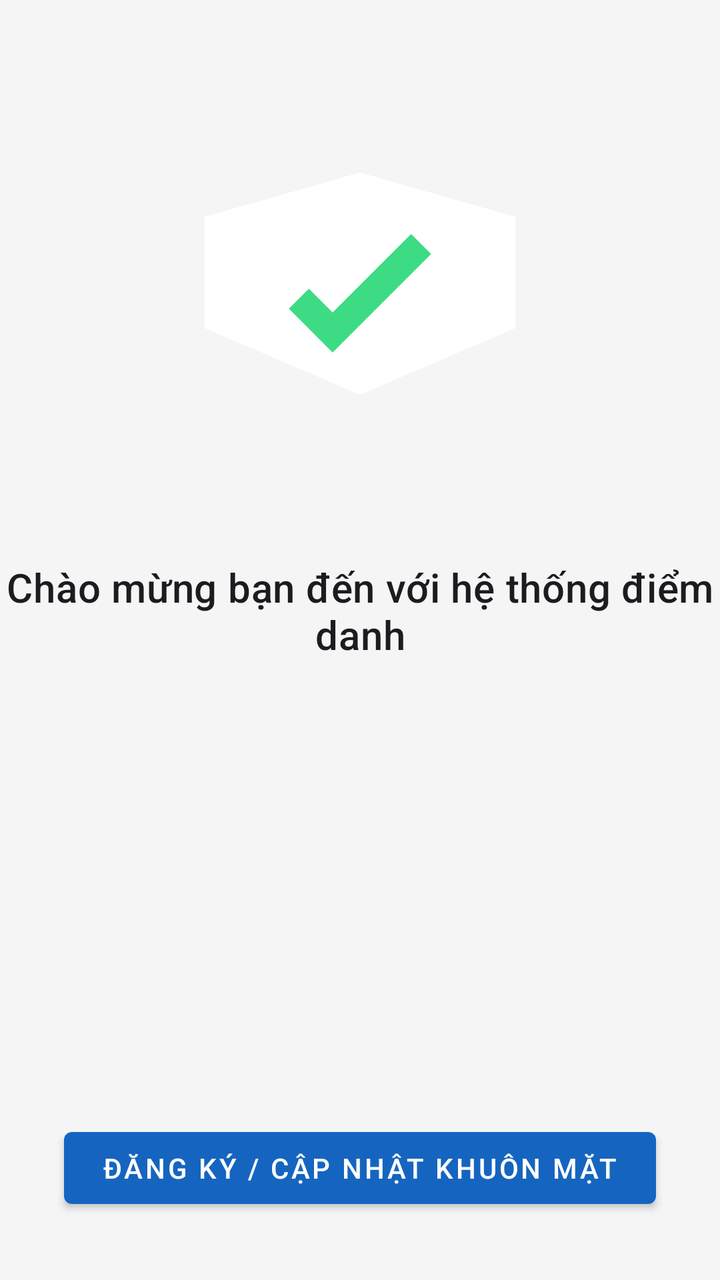
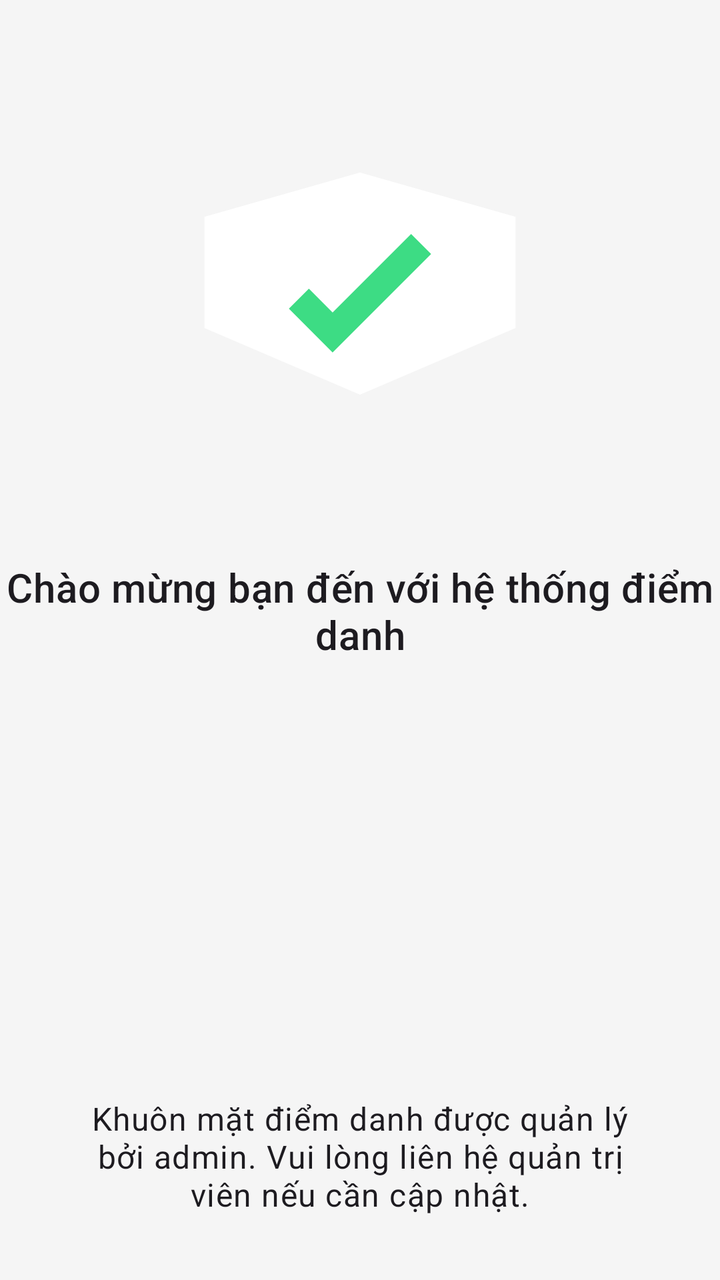

Compare the two renders of this Android layout. The source of the first and the diff that turns it into the second are given below.
<!-- AndroidManifest.xml: application theme Theme.QuanLySinhVien -->
<!-- res/layout/fragment_student_home.xml -->
<?xml version="1.0" encoding="utf-8"?>
<androidx.constraintlayout.widget.ConstraintLayout xmlns:android="http://schemas.android.com/apk/res/android"
    xmlns:app="http://schemas.android.com/apk/res-auto"
    xmlns:tools="http://schemas.android.com/tools"
    android:layout_width="match_parent"
    android:layout_height="match_parent"
    tools:context=".ui.student.StudentHomeFragment">

    <ImageView
        android:id="@+id/iv_welcome"
        android:layout_width="200dp"
        android:layout_height="200dp"
        android:layout_marginTop="64dp"
        android:contentDescription="@string/student_home_welcome_image"
        android:src="@drawable/ic_launcher_foreground"
        app:layout_constraintEnd_toEndOf="parent"
        app:layout_constraintStart_toStartOf="parent"
        app:layout_constraintTop_toTopOf="parent" />

    <TextView
        android:id="@+id/tv_welcome_message"
        android:layout_width="0dp"
        android:layout_height="wrap_content"
        android:layout_marginTop="16dp"
        android:text="@string/student_home_welcome"
        android:textAlignment="center"
        android:textAppearance="@style/TextAppearance.MaterialComponents.Headline6"
        app:layout_constraintEnd_toEndOf="parent"
        app:layout_constraintStart_toStartOf="parent"
        app:layout_constraintTop_toBottomOf="@+id/iv_welcome" />

    <com.google.android.material.button.MaterialButton
        android:id="@+id/btn_enroll_face"
        style="@style/Widget.MaterialComponents.Button"
        android:layout_width="0dp"
        android:layout_height="wrap_content"
        android:layout_marginStart="32dp"
        android:layout_marginEnd="32dp"
        android:layout_marginBottom="32dp"
        android:text="@string/student_home_enroll_face"
        app:layout_constraintBottom_toBottomOf="parent"
        app:layout_constraintEnd_toEndOf="parent"
        app:layout_constraintStart_toStartOf="parent" />

</androidx.constraintlayout.widget.ConstraintLayout>
<!-- resources referenced by this layout -->
<resources>
  <!-- drawable ic_launcher_foreground (drawable) -->
  <vector xmlns:android="http://schemas.android.com/apk/res/android"
      xmlns:aapt="http://schemas.android.com/aapt"
      android:width="108dp"
      android:height="108dp"
      android:viewportWidth="108"
      android:viewportHeight="108">
      <path android:pathData="M31,63.928c0,0 6.4,-11 12.1,-13.1c7.2,-2.6 26,-1.4 26,-1.4l38.1,38.1L107,108.928l-32,-1L31,63.928z">
          <aapt:attr name="android:fillColor">
              <gradient
                  android:endX="85.84757"
                  android:endY="92.4963"
                  android:startX="42.9492"
                  android:startY="49.59793"
                  android:type="linear">
                  <item
                      android:color="#44000000"
                      android:offset="0.0" />
                  <item
                      android:color="#00000000"
                      android:offset="1.0" />
              </gradient>
          </aapt:attr>
      </path>
      <path
          android:fillColor="#FFFFFF"
          android:fillType="nonZero"
          android:pathData="M65.3,45.828l3.8,-6.6c0.2,-0.4 0.1,-0.9 -0.3,-1.1c-0.4,-0.2 -0.9,-0.1 -1.1,0.3l-3.9,6.7c-6.3,-2.8 -13.4,-2.8 -19.7,0l-3.9,-6.7c-0.2,-0.4 -0.7,-0.5 -1.1,-0.3C38.8,38.328 38.7,38.828 38.9,39.228l3.8,6.6C36.2,49.428 31.7,56.028 31,63.928h46C76.3,56.028 71.8,49.428 65.3,45.828zM43.4,57.328c-0.8,0 -1.5,-0.5 -1.8,-1.2c-0.3,-0.7 -0.1,-1.5 0.4,-2.1c0.5,-0.5 1.4,-0.7 2.1,-0.4c0.7,0.3 1.2,1 1.2,1.8C45.3,56.528 44.5,57.328 43.4,57.328L43.4,57.328zM64.6,57.328c-0.8,0 -1.5,-0.5 -1.8,-1.2s-0.1,-1.5 0.4,-2.1c0.5,-0.5 1.4,-0.7 2.1,-0.4c0.7,0.3 1.2,1 1.2,1.8C66.5,56.528 65.6,57.328 64.6,57.328L64.6,57.328z"
          android:strokeWidth="1"
          android:strokeColor="#00000000" />
  </vector>
  <string name="student_home_enroll_face">Đăng ký / Cập nhật Khuôn mặt</string>
  <string name="student_home_welcome">Chào mừng bạn đến với hệ thống điểm danh</string>
  <string name="student_home_welcome_image">Welcome Image</string>
  <style name="Theme.QuanLySinhVien" parent="Theme.Material3.DayNight.NoActionBar">
          
          <item name="colorPrimary">@color/primary</item>
          <item name="colorPrimaryVariant">@color/primary_variant</item>
          <item name="colorOnPrimary">@color/on_primary</item>
          
          <item name="colorSecondary">@color/secondary</item>
          <item name="colorSecondaryVariant">@color/secondary_variant</item>
          <item name="colorOnSecondary">@color/on_secondary</item>
          
          <item name="android:statusBarColor">?attr/colorPrimaryVariant</item>
          
          <item name="android:windowBackground">@color/background</item>
      </style>
  <color name="primary">#1565C0</color>
  <color name="primary_variant">#0D47A1</color>
  <color name="on_primary">#FFFFFF</color>
  <color name="secondary">#00ACC1</color>
  <color name="secondary_variant">#00838F</color>
  <color name="on_secondary">#FFFFFF</color>
  <color name="background">#F5F5F5</color>
</resources>

<!-- the commit's change to res/layout/fragment_student_home.xml (unified diff, before → after) -->
@@ -29,15 +29,16 @@
         app:layout_constraintStart_toStartOf="parent"
         app:layout_constraintTop_toBottomOf="@+id/iv_welcome" />
 
-    <com.google.android.material.button.MaterialButton
-        android:id="@+id/btn_enroll_face"
-        style="@style/Widget.MaterialComponents.Button"
+    <TextView
+        android:id="@+id/tv_face_management_notice"
         android:layout_width="0dp"
         android:layout_height="wrap_content"
         android:layout_marginStart="32dp"
         android:layout_marginEnd="32dp"
         android:layout_marginBottom="32dp"
-        android:text="@string/student_home_enroll_face"
+        android:gravity="center"
+        android:text="Khuôn mặt điểm danh được quản lý bởi admin. Vui lòng liên hệ quản trị viên nếu cần cập nhật."
+        android:textAppearance="@style/TextAppearance.MaterialComponents.Body1"
         app:layout_constraintBottom_toBottomOf="parent"
         app:layout_constraintEnd_toEndOf="parent"
         app:layout_constraintStart_toStartOf="parent" />
<!-- resource entries referenced after the edit -->
@@ -31,7 +31,6 @@
           android:strokeWidth="1"
           android:strokeColor="#00000000" />
   </vector>
-  <string name="student_home_enroll_face">Đăng ký / Cập nhật Khuôn mặt</string>
   <string name="student_home_welcome">Chào mừng bạn đến với hệ thống điểm danh</string>
   <string name="student_home_welcome_image">Welcome Image</string>
   <style name="Theme.QuanLySinhVien" parent="Theme.Material3.DayNight.NoActionBar">
